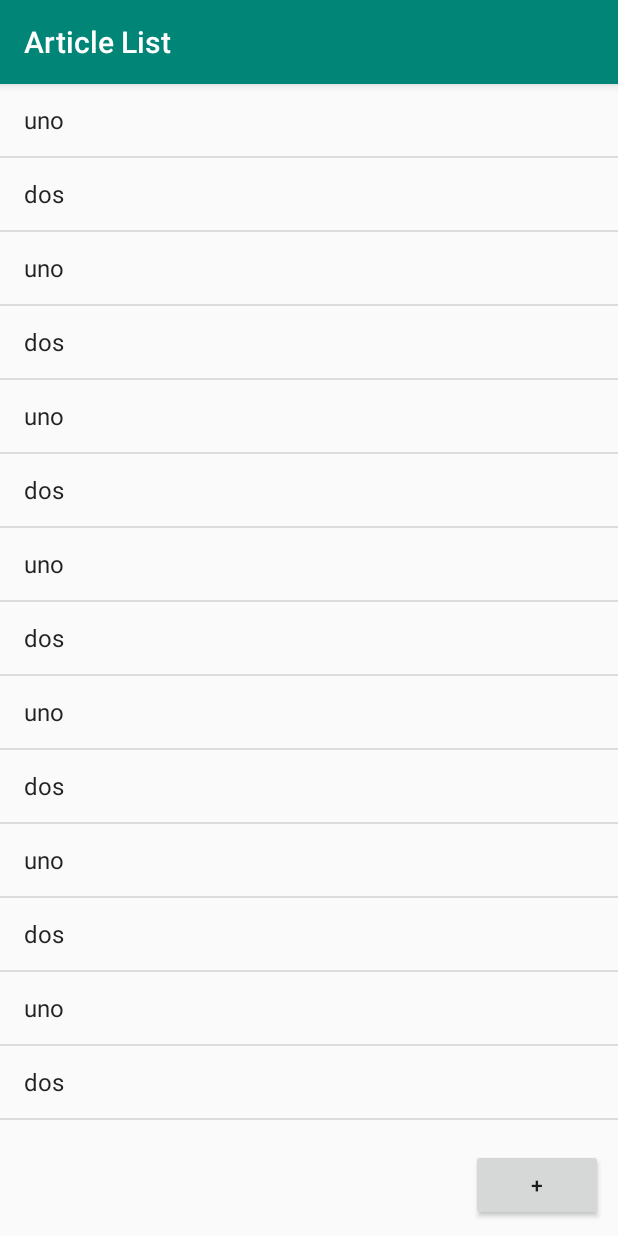
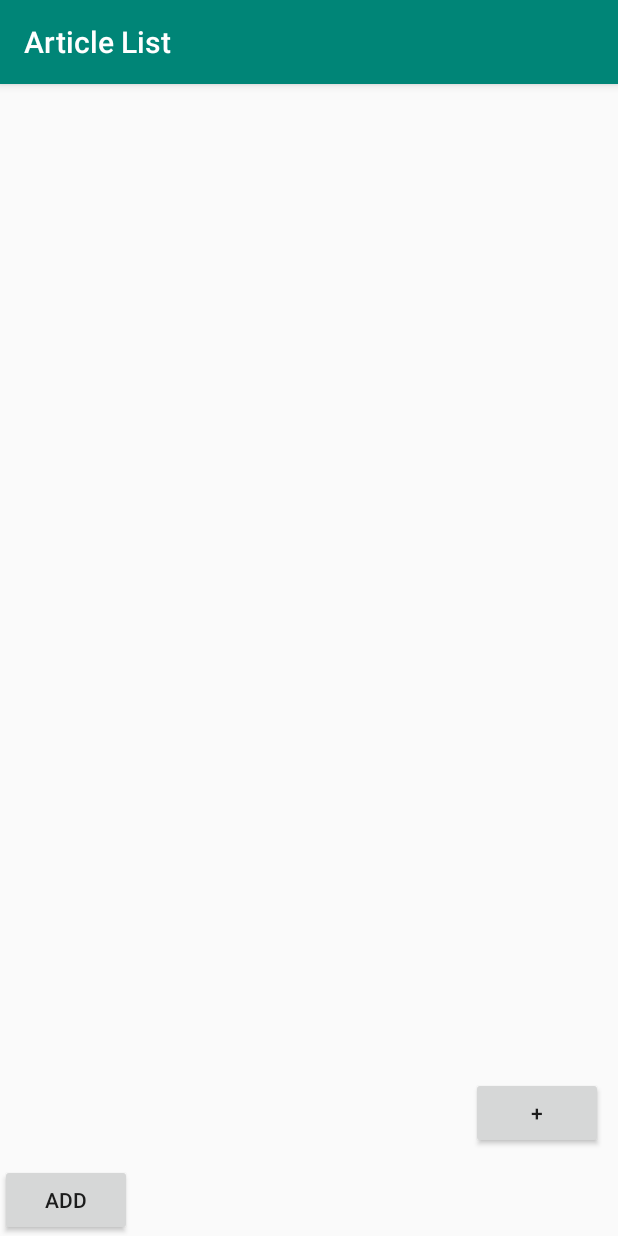
Before and after one commit to AndresRCA/Lista-Articulos, an Android app: the screen it shows after launch (MainActivity), on a phone screen of 412 x 824 dp. Run offline under Robolectric (Android 15) with nearby library versions, the phone set to English and light mode, and no system bars.

Commit message:
agregar funcionalidad para agregar items desde main Act. + arreglar adapter

```diff
--- a/app/src/main/java/com/example/articlelist/MainActivity.java
+++ b/app/src/main/java/com/example/articlelist/MainActivity.java
@@ -11,32 +11,20 @@ import java.util.ArrayList;
 
 public class MainActivity extends AppCompatActivity {
 
-    ListView articleList;
+    ListView article_list;
     ArrayList<String> articles = new ArrayList<>();
+    ArrayAdapter<String> article_adapter;
 
     @Override
     protected void onCreate(Bundle savedInstanceState) {
         super.onCreate(savedInstanceState);
-        articles.add("uno");
-        articles.add("dos");
-        articles.add("uno");
-        articles.add("dos");
-        articles.add("uno");
-        articles.add("dos");
-        articles.add("uno");
-        articles.add("dos");
-        articles.add("uno");
-        articles.add("dos");
-        articles.add("uno");
-        articles.add("dos");
-        articles.add("uno");
-        articles.add("dos");
-        articles.add("uno");
-        articles.add("dos");
+        if(savedInstanceState != null) { // articles queda vacio cuando cierra la aplicacion con back
+            articles = savedInstanceState.getStringArrayList("articles");
+        }
         setContentView(R.layout.activity_main);
-        articleList = findViewById(R.id.articleList);
-        ArrayAdapter<String> adapter = new ArrayAdapter<>(this, android.R.layout.simple_list_item_1, articles);
-        articleList.setAdapter(adapter);
+        article_list = findViewById(R.id.articleList);
+        article_adapter = new ArrayAdapter<>(this, android.R.layout.simple_list_item_1, articles);
+        article_list.setAdapter(article_adapter);
     }
 
     /**
@@ -47,4 +35,17 @@ public class MainActivity extends AppCompatActivity {
         Intent intent = new Intent(this, Articles.class);
         startActivity(intent);
     }
+
+    public void add(View view) {
+        articles.add("tres");
+        article_adapter.notifyDataSetChanged();
+        // otra forma de agregar
+        //article_adapter.add("tres");
+    }
+
+    @Override
+    public void onSaveInstanceState(Bundle outState) {
+        super.onSaveInstanceState(outState);
+        outState.putStringArrayList("articles", articles);
+    }
 }
--- a/app/src/main/res/layout/activity_main.xml
+++ b/app/src/main/res/layout/activity_main.xml
@@ -26,4 +26,9 @@
         android:layout_marginBottom="10dp"
         android:onClick="startItemActivity"
         android:text="@string/add_button" />
+    <Button
+        android:layout_width="wrap_content"
+        android:layout_height="wrap_content"
+        android:onClick="add"
+        android:text="add" />
 </LinearLayout>
```
